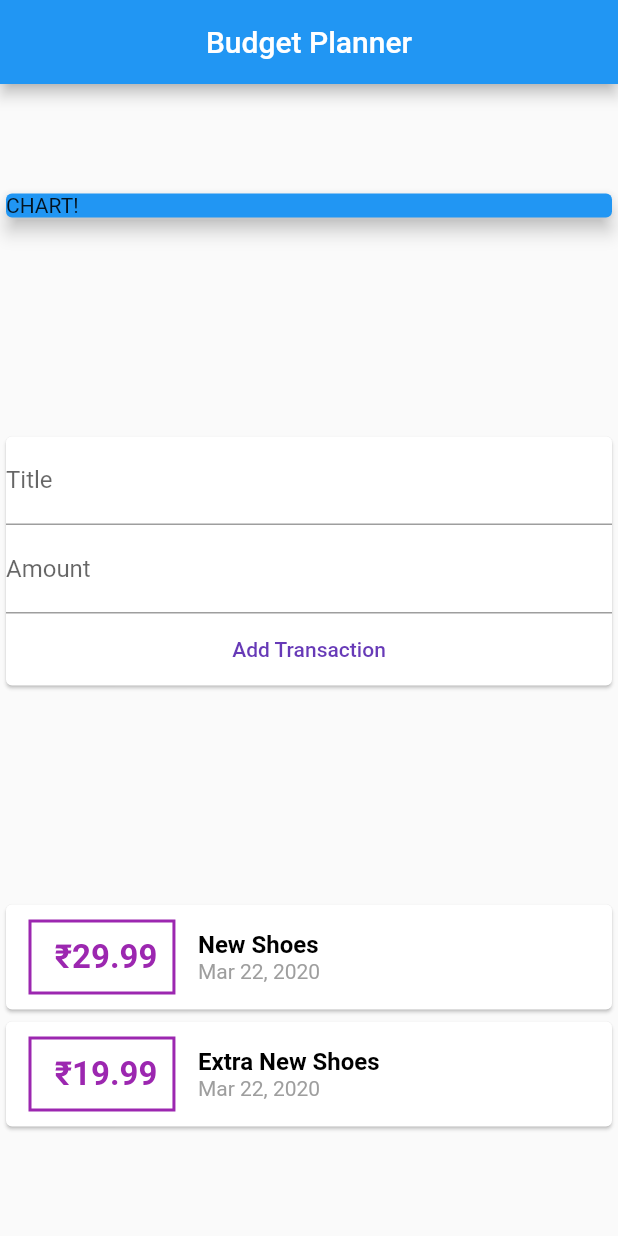
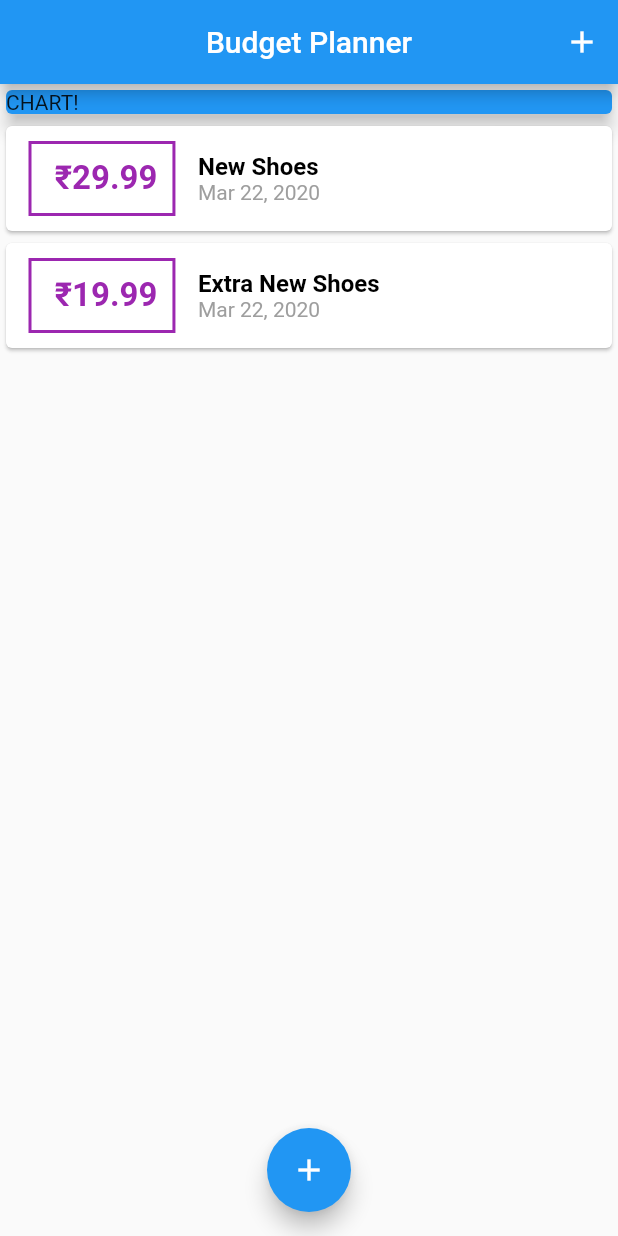
Before and after one commit to saloniankita/Budget-Manager, a Flutter app: the screen it shows after launch, on a phone screen of 412 x 824 dp. Run offline on Flutter 3.47's test engine with Material 2 defaults, Android fonts, the phone set to English and light mode, and no system bars.

Commit message:
Added floating button for dynamic adding transactions

```diff
--- a/lib/Widgets/Transactions_Card_List.dart
+++ b/lib/Widgets/Transactions_Card_List.dart
@@ -3,31 +3,26 @@ import 'package:intl/intl.dart';
 
 import '../Models/Transaction.dart';
 
-class NewCards extends StatefulWidget {
+class NewCards extends StatelessWidget {
 
-  @override
-  _NewCardsState createState() => _NewCardsState();
-}
-
-class _NewCardsState extends State<NewCards> {
+  final List<Transaction> transactionObject;
+  NewCards(this.transactionObject);
 
   static final Runes input = new Runes(' \u{20B9}'); //these two lines add rupees symbol in the
   final String rupeeSymbol= String.fromCharCodes(input);// output code.
 
-  final List<Transaction> _transactionObject=[
-    Transaction(id: '1', title: 'New Shoes', amount: 29.99, date: DateTime.now() ),
-    Transaction(id: '2', title: 'Extra New Shoes', amount: 19.99, date: DateTime.now() ),
-  ]; //Transaction Model with dummy data and it will also hold new transactions.
 
   @override
   Widget build(BuildContext context) {
 
-    return Column(
-      children: _transactionObject.map((tx)
-              { return Card(
+    return Container(
+      height: 400,
+      child: ListView.builder(
+         itemBuilder: (ctx,index) {
+           return Card(
                       child:Row(
                           children: <Widget>[
-                Container( child: Text('$rupeeSymbol${tx.amount.toString()}', //Amount should be inserted here.
+                  Container( child: Text('$rupeeSymbol${transactionObject[index].amount.toStringAsFixed(2)}', //Amount should be inserted here.
                        style:
                              TextStyle(
                                fontWeight: FontWeight.bold,
@@ -49,7 +44,7 @@ class _NewCardsState extends State<NewCards> {
 
             children: <Widget>[
               Container(
-              child: Text(tx.title,//title should be punched here
+                child: Text(transactionObject[index].title,//title should be punched here
                             style: TextStyle(
                                               color: Colors.black,
                                               fontWeight: FontWeight.bold,
@@ -60,7 +55,7 @@ class _NewCardsState extends State<NewCards> {
               ),//container for the title ends here
 
               Container(
-              child: Text(DateFormat.yMMMd().format(tx.date),//Date should be punched here
+                child: Text(DateFormat.yMMMd().format(transactionObject[index].date),//Date should be punched here
                             style: TextStyle(color: Colors.grey),),
                 ), //container for date
             ],
@@ -68,8 +63,9 @@ class _NewCardsState extends State<NewCards> {
           ],
           ),
         ); //Card is returned
-       }//Arrow function is closed
-      ).toList(), //map is closing here
+         },
+         itemCount: transactionObject.length,
+      ),
     );//Column is returend
   } //Build Widget method is closed Here
 }//new Card State Class is closed
--- a/lib/main.dart
+++ b/lib/main.dart
@@ -2,6 +2,7 @@ import 'package:flutter/material.dart';
 
 import './Widgets/Transactions_Card_List.dart';
 import './Widgets/TransactionAdder.dart';
+import './Models/Transaction.dart';
 
 void main()=> runApp(MyApp());
 
@@ -15,14 +16,62 @@ class MyApp extends StatelessWidget {
   }
 }
 
-class MyHomePage extends StatelessWidget {
+class MyHomePage extends StatefulWidget {
+
+
+
+  @override
+  _MyHomePageState createState() => _MyHomePageState();
+}
+
+class _MyHomePageState extends State<MyHomePage> {
+
+final List<Transaction> _transactionObject = [
+    Transaction(
+        id: '1', title: 'New Shoes', amount: 29.99, date: DateTime.now()),
+    Transaction(
+        id: '2', title: 'Extra New Shoes', amount: 19.99, date: DateTime.now()),
+  ]; //Transaction Model with dummy data and it will also hold new transactions.
+
+  void _addNewTransaction(String txTitle, double txAmount) {
+    final newTx = Transaction(
+        title: txTitle,
+        amount: txAmount,
+        date: DateTime.now(),
+        id: DateTime.now().toString()
+        );
+
+    setState(() {
+          _transactionObject.add(newTx);
+    });
+
+  }
+
+
+  void _starttx(BuildContext ctx)
+  {
+    showModalBottomSheet(context: ctx, builder: (_) {
+       return GestureDetector(
+         child: TransactionAdder(_addNewTransaction),
+         onTap: () {},
+         behavior: HitTestBehavior.opaque,
+         );
+    });
+  }
 
   @override
   Widget build(BuildContext context) {
     return Scaffold(
       appBar: AppBar(
-                      title: Text('Budget Planner'),centerTitle: true,),
-      body: Column(
+                      title: Text('Budget Planner'),centerTitle: true,
+                      actions: <Widget>
+                      [
+                        IconButton(icon: Icon(Icons.add),onPressed:()=> _starttx(context),)
+                      ]
+                      ),
+
+      body: SingleChildScrollView(
+              child: Column(
               mainAxisAlignment: MainAxisAlignment.spaceAround,
               crossAxisAlignment: CrossAxisAlignment.stretch,
               children: <Widget>[
@@ -34,10 +83,14 @@ class MyHomePage extends StatelessWidget {
                 elevation: 5,
               ),
             ),
-        TransactionAdder(),//This will add the transaction to the list
-        NewCards(),//Display the List of Transactions
+            //TransactionAdder(_addNewTransaction), //This will add the transaction to the list
+            NewCards(_transactionObject), //Display the List of Transactions],
             ],
           ),
+      ),
+      floatingActionButton: FloatingActionButton(
+        child: Icon(Icons.add) ,onPressed:()=> _starttx(context)),
+      floatingActionButtonLocation: FloatingActionButtonLocation.centerFloat,
     );
   }
 }
```
Also changed, not shown: lib/Widgets/TransactionAdder.dart (+47 -12 lines). Lines whose indentation alone changed are shown as unchanged.
